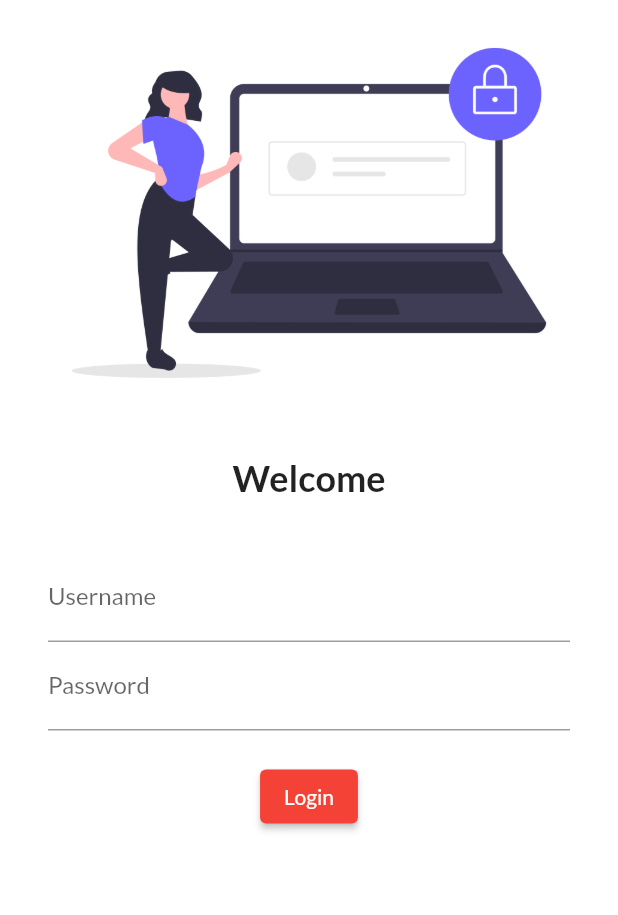
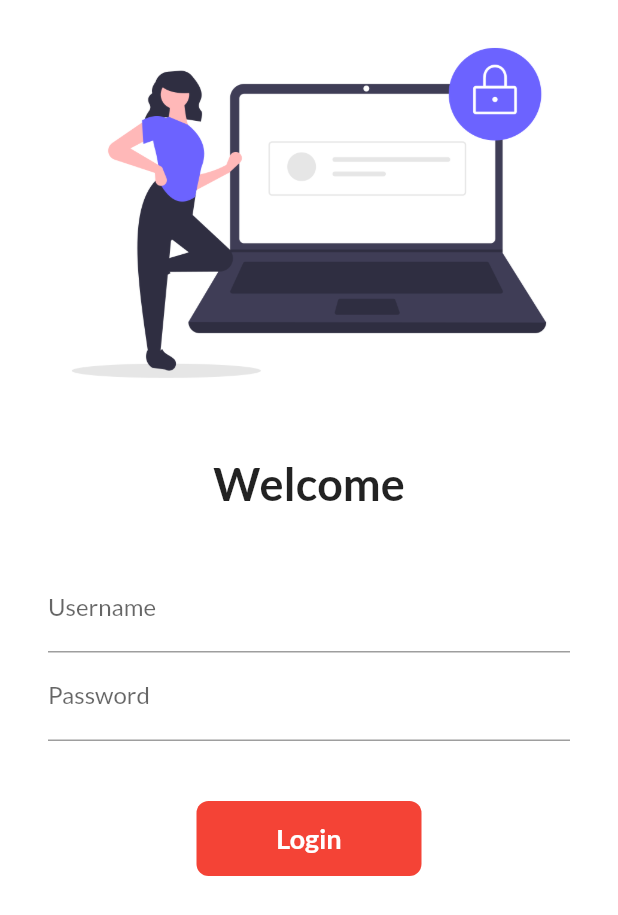
Before and after one commit to ZaeemAsif10/flutter_begnir, a Flutter app: the screen it shows after launch, on a phone screen of 412 x 824 dp. Shown: the top 915 px of the screen. Run offline on Flutter 3.47's test engine with Material 2 defaults, Android fonts, the phone set to English and light mode, and no system bars; our stand-ins replace google_fonts.

Commit message:
Day 6 Completed

```diff
--- a/lib/main.dart
+++ b/lib/main.dart
@@ -1,5 +1,6 @@
 import 'package:eight_hour_project/pages/home_page.dart';
 import 'package:eight_hour_project/pages/login_page.dart';
+import 'package:eight_hour_project/utils/routes.dart';
 import 'package:google_fonts/google_fonts.dart';
 import 'package:flutter/material.dart';
 
@@ -21,8 +22,8 @@
       // initialRoute: "/home",
       routes: {
         '/': (context) => LoginPage(),
-        '/home': (context) => HomePage(),
-        '/login': (context) => LoginPage(),
+        MyRoutes.homeRoute: (context) => HomePage(),
+        MyRoutes.loginRoute: (context) => LoginPage(),
       },
     );
   }
--- a/lib/pages/login_page.dart
+++ b/lib/pages/login_page.dart
@@ -1,12 +1,19 @@
+import 'package:eight_hour_project/utils/routes.dart';
 import 'package:flutter/material.dart';
 
-class LoginPage extends StatelessWidget {
-  const LoginPage({Key key}) : super(key: key);
+class LoginPage extends StatefulWidget {
+  @override
+  _LoginPageState createState() => _LoginPageState();
+}
+
+class _LoginPageState extends State<LoginPage> {
+  bool changeButton = false;
 
   @override
   Widget build(BuildContext context) {
     return Material(
       color: Colors.white,
+      child: SingleChildScrollView(
         child: Column(
           children: [
             Image.asset(
@@ -19,7 +26,7 @@
             Text(
               'Welcome',
               style: TextStyle(
-              fontSize: 24,
+                fontSize: 30,
                 fontWeight: FontWeight.bold,
               ),
             ),
@@ -45,20 +52,60 @@
                     ),
                   ),
                   SizedBox(
-                  height: 20.0,
+                    height: 40.0,
                   ),
-                ElevatedButton(
-                  style: TextButton.styleFrom(),
-                  onPressed: () {
-                    print('clicked');
+
+                  InkWell(
+                    onTap: () async {
+                      setState(() {
+                        changeButton = true;
+                      });
+                      await Future.delayed(
+                        Duration(seconds: 2),
+                      );
+                      Navigator.pushNamed(context, MyRoutes.homeRoute);
                     },
-                  child: Text('Login'),
+                    child: AnimatedContainer(
+                      duration: Duration(seconds: 1),
+                      width: changeButton ? 50 : 150,
+                      height: 50,
+                      alignment: Alignment.center,
+                      child: changeButton
+                          ? Icon(
+                              Icons.done,
+                              color: Colors.white,
+                            )
+                          : Text(
+                              'Login',
+                              style: TextStyle(
+                                color: Colors.white,
+                                fontWeight: FontWeight.bold,
+                                fontSize: 18,
                               ),
+                            ),
+                      decoration: BoxDecoration(
+                        color: Colors.red,
+                        borderRadius:
+                            BorderRadius.circular(changeButton ? 50 : 8),
+                        // shape:
+                        //     changeButton ? BoxShape.circle : BoxShape.rectangle,
+                      ),
+                    ),
+                  ),
+
+                  // ElevatedButton(
+                  //   style: TextButton.styleFrom(minimumSize: Size(150, 40)),
+                  //   onPressed: () {
+                  //     Navigator.pushNamed(context, MyRoutes.homeRoute);
+                  //   },
+                  //   child: Text('Login'),
+                  // ),
                 ],
               ),
             ),
           ],
         ),
+      ),
     );
   }
 }
--- /dev/null
+++ b/lib/utils/routes.dart
@@ -0,0 +1,4 @@
+class MyRoutes {
+  static String loginRoute = "/login";
+  static String homeRoute = "/home";
+}
```
Also changed, not shown: 1 other file. Lines whose indentation alone changed are shown as unchanged.
